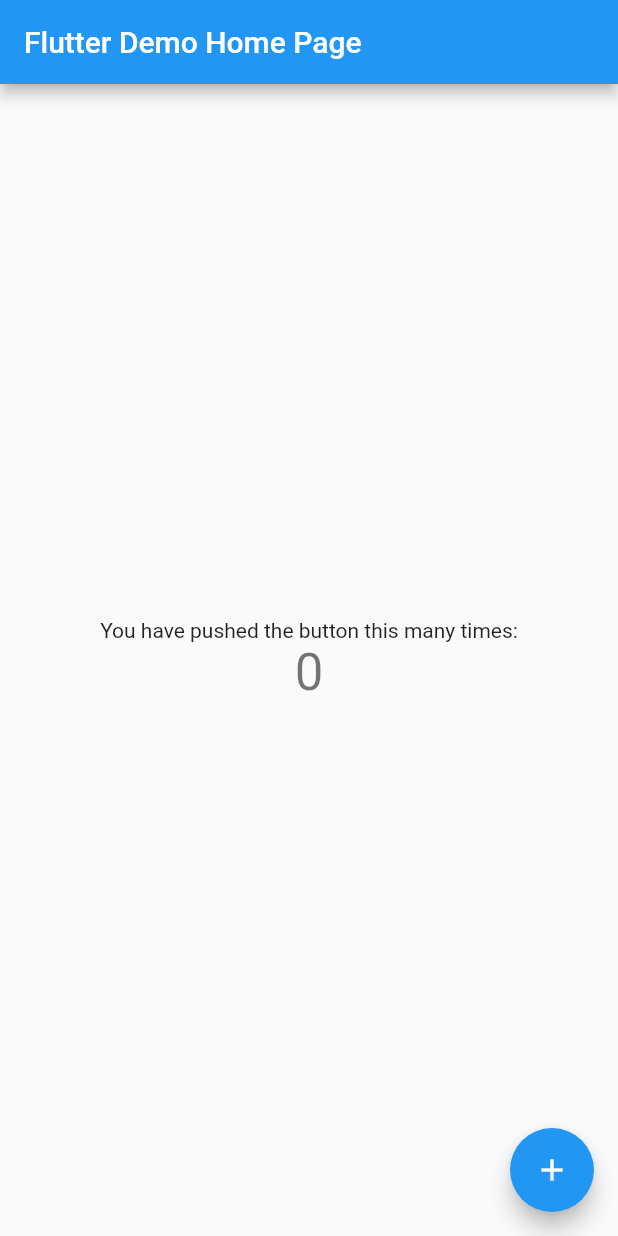
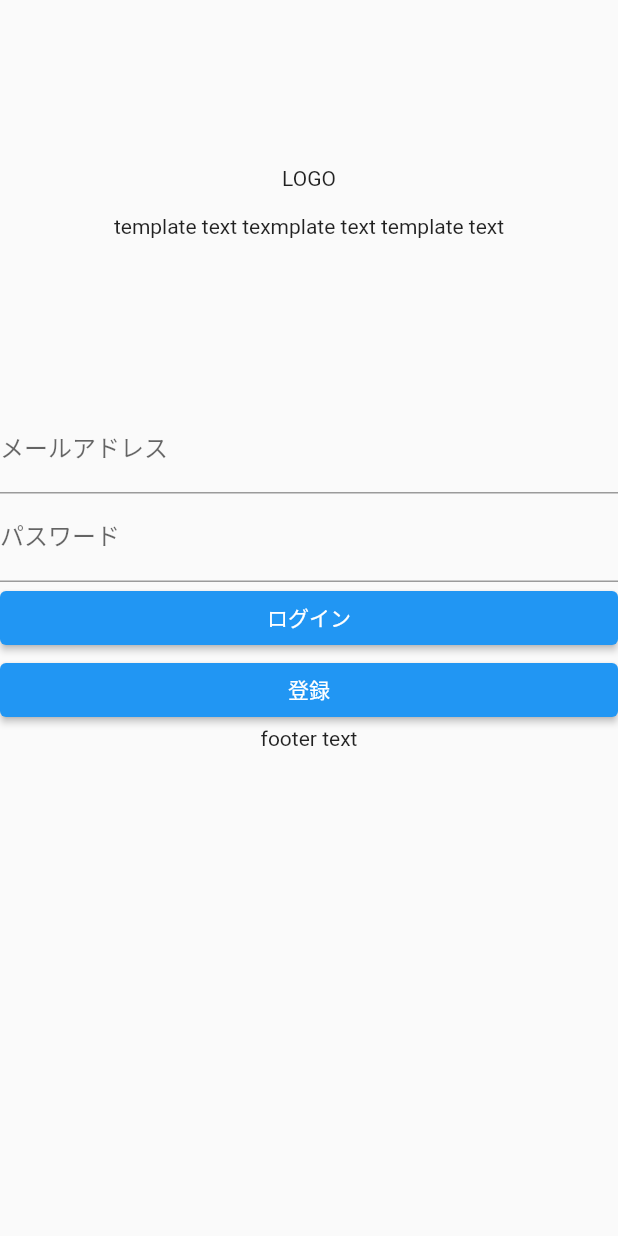
Before and after one commit to SInadumi/obp_hack, a Flutter app: the screen it shows after launch, on a phone screen of 412 x 824 dp. Run offline on Flutter 3.47's test engine with Material 2 defaults, Android fonts, the phone set to English and light mode, and no system bars.

Commit message:
Create Welcome Page Template

```diff
--- a/lib/main.dart
+++ b/lib/main.dart
@@ -1,105 +1,18 @@
 import 'package:flutter/material.dart';
+import 'package:obp_hack/welcome_page.dart';
 
 void main() {
-  runApp(const MyApp());
+  runApp(Read1erApp());
 }
 
-class MyApp extends StatelessWidget {
-  const MyApp({Key? key}) : super(key: key);
-
+class Read1erApp extends StatelessWidget {
   @override
   Widget build(BuildContext context) {
     return MaterialApp(
+      debugShowCheckedModeBanner: false,
       title: 'Flutter Demo',
-      theme: ThemeData(
-        primarySwatch: Colors.blue,
-      ),
-      home: const MyHomePage(title: 'Flutter Demo Home Page'),
+      theme: ThemeData(),
+      home: WelcomePage(),
     );
   }
 }
-
-class MyHomePage extends StatefulWidget {
-  const MyHomePage({Key? key, required this.title}) : super(key: key);
-
-  // This widget is the home page of your application. It is stateful, meaning
-  // that it has a State object (defined below) that contains fields that affect
-  // how it looks.
-
-  // This class is the configuration for the state. It holds the values (in this
-  // case the title) provided by the parent (in this case the App widget) and
-  // used by the build method of the State. Fields in a Widget subclass are
-  // always marked "final".
-
-  final String title;
-
-  @override
-  State<MyHomePage> createState() => _MyHomePageState();
-}
-
-class _MyHomePageState extends State<MyHomePage> {
-  int _counter = 0;
-
-  void _incrementCounter() {
-    setState(() {
-      // This call to setState tells the Flutter framework that something has
-      // changed in this State, which causes it to rerun the build method below
-      // so that the display can reflect the updated values. If we changed
-      // _counter without calling setState(), then the build method would not be
-      // called again, and so nothing would appear to happen.
-      _counter++;
-    });
-  }
-
-  @override
-  Widget build(BuildContext context) {
-    // This method is rerun every time setState is called, for instance as done
-    // by the _incrementCounter method above.
-    //
-    // The Flutter framework has been optimized to make rerunning build methods
-    // fast, so that you can just rebuild anything that needs updating rather
-    // than having to individually change instances of widgets.
-    return Scaffold(
-      appBar: AppBar(
-        // Here we take the value from the MyHomePage object that was created by
-        // the App.build method, and use it to set our appbar title.
-        title: Text(widget.title),
-      ),
-      body: Center(
-        // Center is a layout widget. It takes a single child and positions it
-        // in the middle of the parent.
-        child: Column(
-          // Column is also a layout widget. It takes a list of children and
-          // arranges them vertically. By default, it sizes itself to fit its
-          // children horizontally, and tries to be as tall as its parent.
-          //
-          // Invoke "debug painting" (press "p" in the console, choose the
-          // "Toggle Debug Paint" action from the Flutter Inspector in Android
-          // Studio, or the "Toggle Debug Paint" command in Visual Studio Code)
-          // to see the wireframe for each widget.
-          //
-          // Column has various properties to control how it sizes itself and
-          // how it positions its children. Here we use mainAxisAlignment to
-          // center the children vertically; the main axis here is the vertical
-          // axis because Columns are vertical (the cross axis would be
-          // horizontal).
-          mainAxisAlignment: MainAxisAlignment.center,
-          children: <Widget>[
-            const Text(
-              'You have pushed the button this many times:',
-            ),
-            Text(
-              '$_counter',
-              style: Theme.of(context).textTheme.headline4,
-            ),
-          ],
-        ),
-      ),
-      floatingActionButton: FloatingActionButton(
-        onPressed: _incrementCounter,
-        tooltip: 'Increment',
-        child: const Icon(Icons.add),
-      ), // This trailing comma makes auto-formatting nicer for build methods.
-    );
-  }
-}
--- /dev/null
+++ b/lib/welcome_page.dart
@@ -0,0 +1,128 @@
+import 'package:flutter/material.dart';
+
+class WelcomePage extends StatelessWidget {
+  @override
+  Widget build(BuildContext context) {
+    return Scaffold(
+      body: SafeArea(
+        child: SingleChildScrollView(
+          child: Column(
+            children: [
+              _WelcomeHeader(),
+              _WelcomeForm(),
+              _WelcomeFooter(),
+            ],
+          ),
+        ),
+      ),
+    );
+  }
+}
+
+class _WelcomeHeader extends StatelessWidget {
+  @override
+  Widget build(BuildContext context) {
+    final double height = 270;
+    return Container(
+      height: height,
+      child: Stack(
+        children: [
+          Align(
+            alignment: Alignment.topCenter,
+            child: Column(
+              mainAxisAlignment: MainAxisAlignment.center,
+              children: <Widget>[
+                Container(
+                  padding: EdgeInsets.all(8),
+                  child: Text('LOGO'),
+                ),
+                Container(
+                  padding: EdgeInsets.all(8),
+                  child: Text('template text texmplate text template text'),
+                ),
+              ],
+            ),
+          ),
+        ],
+      ),
+    );
+  }
+}
+
+class _WelcomeForm extends StatefulWidget {
+  @override
+  State<_WelcomeForm> createState() => _WelcomeFormState();
+}
+
+class _WelcomeFormState extends State<_WelcomeForm> {
+  String email = '';
+  String passward = '';
+
+  @override
+  Widget build(BuildContext context) {
+    return Column(
+      mainAxisAlignment: MainAxisAlignment.center,
+      children: <Widget>[
+        TextFormField(
+          decoration: InputDecoration(labelText: 'メールアドレス'),
+          onChanged: (String value) {
+            setState(() {
+              email = value;
+            });
+          },
+        ),
+        TextFormField(
+          decoration: InputDecoration(labelText: 'パスワード'),
+          obscureText: true,
+          onChanged: (String value) {
+            setState(() {
+              passward = value;
+            });
+          },
+        ),
+        Container(
+          width: double.infinity,
+          child: ElevatedButton(
+            child: Text('ログイン'),
+            onPressed: () async {
+              try {
+                print('成功した場合の処理の記述');
+              } catch (e) {
+                setState(() {
+                  print('失敗した場合の処理の記述');
+                });
+              }
+            },
+          ),
+        ),
+        Container(
+          width: double.infinity,
+          child: ElevatedButton(
+            child: Text('登録'),
+            onPressed: () async {
+              try {
+                print('成功した場合の処理の記述');
+              } catch (e) {
+                setState(() {
+                  print('失敗した場合の処理の記述');
+                });
+              }
+            },
+          ),
+        ),
+      ],
+    );
+  }
+}
+
+class _WelcomeFooter extends StatelessWidget {
+  @override
+  Widget build(BuildContext context) {
+    return Row(
+      mainAxisAlignment: MainAxisAlignment.center,
+      children: [
+        Text('footer text'),
+      ],
+    );
+  }
+}
```
